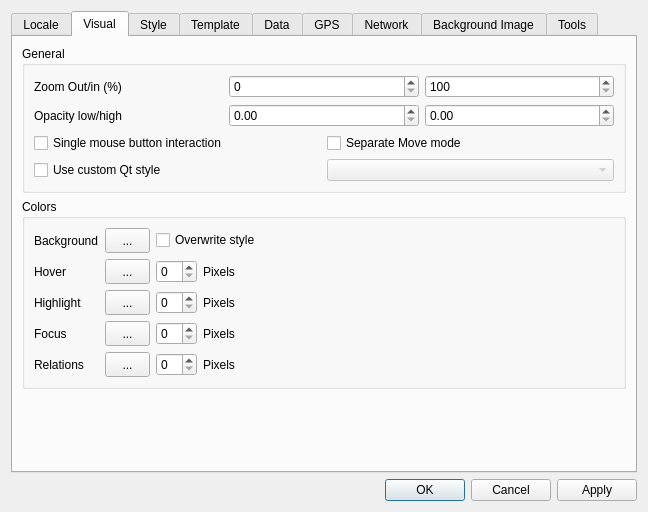
Qt form src/Preferences/PreferencesDialog.ui (openstreetmap/merkaartor) before a commit.
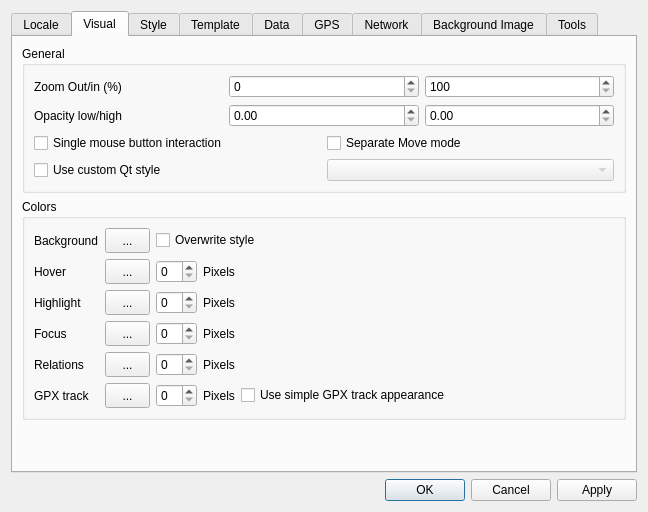
The same form after that commit.

Commit message: ADD : Simple GPX track appearance as new option under Preferences/Visual (closes #1453)

```diff
--- a/src/Preferences/PreferencesDialog.ui
+++ b/src/Preferences/PreferencesDialog.ui
@@ -469,6 +469,66 @@
             </item>
            </layout>
           </item>
+          <item row="5" column="0">
+           <widget class="QLabel" name="label_24">
+            <property name="text">
+             <string>GPX track</string>
+            </property>
+           </widget>
+          </item>
+          <item row="5" column="1">
+           <layout class="QHBoxLayout" name="horizontalLayout_7">
+            <item>
+             <widget class="QToolButton" name="btGpxTrackColor">
+              <property name="minimumSize">
+               <size>
+                <width>45</width>
+                <height>25</height>
+               </size>
+              </property>
+              <property name="text">
+               <string>...</string>
+              </property>
+              <property name="iconSize">
+               <size>
+                <width>40</width>
+                <height>20</height>
+               </size>
+              </property>
+             </widget>
+            </item>
+            <item>
+             <widget class="QSpinBox" name="GpxTrackWidth"/>
+            </item>
+            <item>
+             <widget class="QLabel" name="label_25">
+              <property name="text">
+               <string>Pixels</string>
+              </property>
+             </widget>
+            </item>
+            <item>
+             <widget class="QCheckBox" name="cbSimpleGpxTrack">
+              <property name="text">
+               <string>Use simple GPX track appearance</string>
+              </property>
+             </widget>
+            </item>
+            <item>
+             <spacer name="horizontalSpacer_6">
+              <property name="orientation">
+               <enum>Qt::Horizontal</enum>
+              </property>
+              <property name="sizeHint" stdset="0">
+               <size>
+                <width>40</width>
+                <height>20</height>
+               </size>
+              </property>
+             </spacer>
+            </item>
+           </layout>
+          </item>
          </layout>
         </widget>
        </item>
```
The commit also changes 6 other files.
